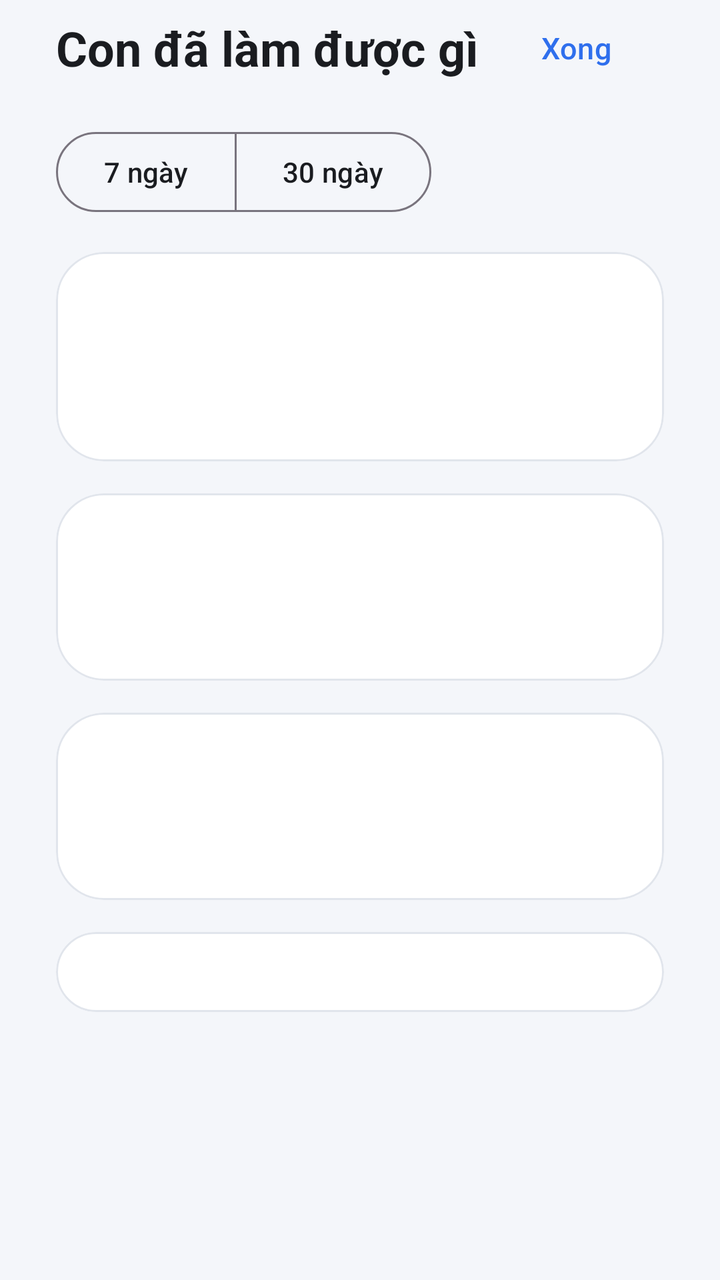
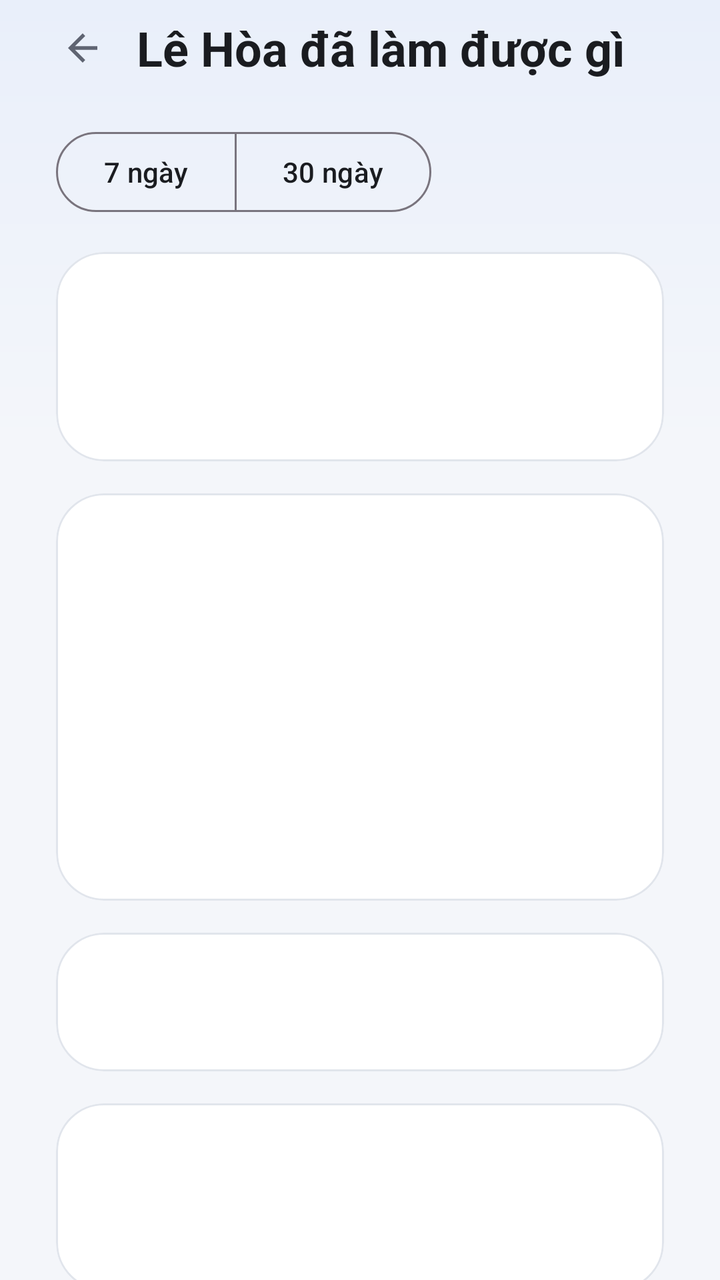

Screens rendered from an Android XML layout before and after an edit, with the pre-edit source and the edit as a unified diff.
<!-- AndroidManifest.xml: application theme Theme.HomeworkGate -->
<!-- res/layout/activity_tien_bo.xml -->
<?xml version="1.0" encoding="utf-8"?>
<androidx.constraintlayout.widget.ConstraintLayout
    xmlns:android="http://schemas.android.com/apk/res/android"
    xmlns:app="http://schemas.android.com/apk/res-auto"
    android:id="@+id/goc"
    android:layout_width="match_parent"
    android:layout_height="match_parent">

    <LinearLayout
        android:layout_width="0dp"
        android:layout_height="0dp"
        android:orientation="vertical"
        android:paddingHorizontal="28dp"
        app:layout_constraintBottom_toBottomOf="parent"
        app:layout_constraintEnd_toEndOf="parent"
        app:layout_constraintStart_toStartOf="parent"
        app:layout_constraintTop_toTopOf="parent"
        app:layout_constraintWidth_max="@dimen/st_be_rong_toi_da">

    <LinearLayout
        android:layout_width="match_parent"
        android:layout_height="wrap_content"
        android:gravity="center_vertical">

        <TextView
            android:layout_width="0dp"
            android:layout_height="wrap_content"
            android:layout_weight="1"
            android:text="@string/tien_bo_title"
            android:textColor="@color/ink"
            android:textSize="24sp"
            android:textStyle="bold" />

        <com.google.android.material.button.MaterialButton
            android:id="@+id/btn_done"
            style="@style/Widget.Material3.Button.TextButton"
            android:layout_width="wrap_content"
            android:layout_height="wrap_content"
            android:text="@string/ok"
            android:textSize="15sp" />
    </LinearLayout>

    
    <com.google.android.material.button.MaterialButtonToggleGroup
        android:id="@+id/nhom_khoang"
        android:layout_width="wrap_content"
        android:layout_height="wrap_content"
        android:layout_marginTop="14dp"
        app:selectionRequired="true"
        app:singleSelection="true"
        xmlns:app="http://schemas.android.com/apk/res-auto">

        <com.google.android.material.button.MaterialButton
            android:id="@+id/btn_tuan"
            style="@style/Widget.Material3.Button.OutlinedButton"
            android:layout_width="wrap_content"
            android:layout_height="wrap_content"
            android:text="@string/tien_bo_tuan" />

        <com.google.android.material.button.MaterialButton
            android:id="@+id/btn_thang"
            style="@style/Widget.Material3.Button.OutlinedButton"
            android:layout_width="wrap_content"
            android:layout_height="wrap_content"
            android:text="@string/tien_bo_thang" />
    </com.google.android.material.button.MaterialButtonToggleGroup>

    <ScrollView
        android:layout_width="match_parent"
        android:layout_height="0dp"
        android:layout_weight="1"
        android:layout_marginTop="16dp"
        android:scrollbars="none">

        <LinearLayout
            android:layout_width="match_parent"
            android:layout_height="wrap_content"
            android:orientation="vertical">

            <com.google.android.material.card.MaterialCardView
                style="@style/Card"
                android:layout_width="match_parent"
                android:layout_height="wrap_content">

                <LinearLayout
                    android:layout_width="match_parent"
                    android:layout_height="wrap_content"
                    android:orientation="vertical"
                    android:padding="20dp">

                    <TextView
                        android:id="@+id/txt_tong"
                        android:layout_width="match_parent"
                        android:layout_height="wrap_content"
                        android:textColor="@color/ok"
                        android:textSize="30sp"
                        android:textStyle="bold" />

                    <TextView
                        android:id="@+id/txt_phu"
                        style="@style/Text.Body"
                        android:layout_width="match_parent"
                        android:layout_height="wrap_content"
                        android:layout_marginTop="4dp"
                        android:textSize="15sp" />
                </LinearLayout>
            </com.google.android.material.card.MaterialCardView>

            
            <com.google.android.material.card.MaterialCardView
                android:id="@+id/the_go"
                style="@style/Card"
                android:layout_width="match_parent"
                android:layout_height="wrap_content"
                android:layout_marginTop="16dp">

                <LinearLayout
                    android:layout_width="match_parent"
                    android:layout_height="wrap_content"
                    android:orientation="vertical"
                    android:padding="20dp">

                    <TextView
                        android:id="@+id/txt_go"
                        android:layout_width="match_parent"
                        android:layout_height="wrap_content"
                        android:textColor="@color/brand"
                        android:textSize="22sp"
                        android:textStyle="bold" />

                    <TextView
                        android:id="@+id/txt_go_phu"
                        style="@style/Text.Body"
                        android:layout_width="match_parent"
                        android:layout_height="wrap_content"
                        android:layout_marginTop="4dp"
                        android:textSize="15sp" />
                </LinearLayout>
            </com.google.android.material.card.MaterialCardView>

            
            <com.google.android.material.card.MaterialCardView
                android:id="@+id/the_tu_biet"
                style="@style/Card"
                android:layout_width="match_parent"
                android:layout_height="wrap_content"
                android:layout_marginTop="16dp">

                <LinearLayout
                    android:layout_width="match_parent"
                    android:layout_height="wrap_content"
                    android:orientation="vertical"
                    android:padding="20dp">

                    <TextView
                        android:id="@+id/txt_tu_biet"
                        android:layout_width="match_parent"
                        android:layout_height="wrap_content"
                        android:textColor="@color/brand"
                        android:textSize="22sp"
                        android:textStyle="bold" />

                    <TextView
                        android:id="@+id/txt_tu_biet_phu"
                        style="@style/Text.Body"
                        android:layout_width="match_parent"
                        android:layout_height="wrap_content"
                        android:layout_marginTop="4dp"
                        android:textSize="15sp" />

                    <LinearLayout
                        android:id="@+id/box_tu_biet"
                        android:layout_width="match_parent"
                        android:layout_height="wrap_content"
                        android:orientation="vertical" />
                </LinearLayout>
            </com.google.android.material.card.MaterialCardView>

            <com.google.android.material.card.MaterialCardView
                android:id="@+id/the_mon"
                style="@style/Card"
                android:layout_width="match_parent"
                android:layout_height="wrap_content"
                android:layout_marginTop="16dp">

                <LinearLayout
                    android:id="@+id/box_mon"
                    android:layout_width="match_parent"
                    android:layout_height="wrap_content"
                    android:orientation="vertical"
                    android:padding="20dp" />
            </com.google.android.material.card.MaterialCardView>

            <TextView
                android:id="@+id/txt_trong"
                style="@style/Text.Body"
                android:layout_width="match_parent"
                android:layout_height="wrap_content"
                android:layout_marginTop="28dp"
                android:gravity="center"
                android:textSize="16sp"
                android:visibility="gone" />

            <TextView
                android:id="@+id/txt_chan"
                android:layout_width="match_parent"
                android:layout_height="wrap_content"
                android:layout_marginTop="18dp"
                android:textColor="@color/ink_soft"
                android:textSize="13sp" />
        </LinearLayout>
    </ScrollView>
</LinearLayout>
</androidx.constraintlayout.widget.ConstraintLayout>
<!-- resources referenced by this layout -->
<resources>
  <color name="brand">#2F6FED</color>
  <color name="ink">#1A1C20</color>
  <color name="ink_soft">#5F6472</color>
  <color name="ok">#1E8E3E</color>
  <dimen name="st_be_rong_toi_da">720dp</dimen>
  <string name="ok">Xong</string>
  <string name="tien_bo_thang">30 ngày</string>
  <string name="tien_bo_title">Con đã làm được gì</string>
  <string name="tien_bo_tuan">7 ngày</string>
  <style name="Card" parent="Widget.Material3.CardView.Elevated">
          
          <item name="cardBackgroundColor">@color/surface</item>
          <item name="cardCornerRadius">24dp</item>
          <item name="cardElevation">0dp</item>
          <item name="strokeWidth">1dp</item>
          <item name="strokeColor">@color/line</item>
      </style>
  <style name="Text.Body" parent="TextAppearance.Material3.BodyLarge">
          <item name="android:textColor">@color/ink_soft</item>
          <item name="android:textSize">17sp</item>
      </style>
  <style name="Theme.HomeworkGate" parent="Theme.Material3.Light.NoActionBar">
          <item name="colorPrimary">@color/brand</item>
          <item name="colorOnPrimary">#FFFFFF</item>
          <item name="colorPrimaryContainer">@color/brand_soft</item>
          <item name="colorOnPrimaryContainer">@color/brand_dark</item>
          <item name="android:colorBackground">@color/canvas</item>
          <item name="colorSurface">@color/surface</item>
          <item name="colorOnSurface">@color/ink</item>
          <item name="android:statusBarColor">@color/canvas</item>
          <item name="android:navigationBarColor">@color/canvas</item>
          <item name="android:windowLightStatusBar">true</item>
          <item name="android:windowLightNavigationBar">true</item>
      </style>
  <color name="surface">#FFFFFF</color>
  <color name="line">#E1E5EC</color>
  <color name="brand_soft">#E8F0FE</color>
  <color name="brand_dark">#1B4FC0</color>
  <color name="canvas">#F4F6FA</color>
</resources>

<!-- the commit's change to res/layout/activity_tien_bo.xml (unified diff, before → after) -->
@@ -4,7 +4,8 @@
     xmlns:app="http://schemas.android.com/apk/res-auto"
     android:id="@+id/goc"
     android:layout_width="match_parent"
-    android:layout_height="match_parent">
+    android:layout_height="match_parent"
+    android:background="@drawable/st_nen_man">
 
     <LinearLayout
         android:layout_width="0dp"
@@ -14,13 +15,25 @@
         app:layout_constraintBottom_toBottomOf="parent"
         app:layout_constraintEnd_toEndOf="parent"
         app:layout_constraintStart_toStartOf="parent"
-        app:layout_constraintTop_toTopOf="parent"
-        app:layout_constraintWidth_max="@dimen/st_be_rong_toi_da">
-
+        app:layout_constraintTop_toTopOf="parent">
+
+    
     <LinearLayout
         android:layout_width="match_parent"
         android:layout_height="wrap_content"
         android:gravity="center_vertical">
+
+        <com.google.android.material.button.MaterialButton
+            android:id="@+id/btn_done"
+            style="@style/Widget.Material3.Button.IconButton"
+            android:layout_width="48dp"
+            android:layout_height="48dp"
+            android:layout_marginStart="-12dp"
+            android:layout_marginEnd="4dp"
+            android:contentDescription="Quay lại"
+            app:icon="@drawable/st_ic_quay_lai"
+            app:iconSize="22dp"
+            app:iconTint="@color/ink_soft" />
 
         <TextView
             android:layout_width="0dp"
@@ -30,14 +43,6 @@
             android:textColor="@color/ink"
             android:textSize="24sp"
             android:textStyle="bold" />
-
-        <com.google.android.material.button.MaterialButton
-            android:id="@+id/btn_done"
-            style="@style/Widget.Material3.Button.TextButton"
-            android:layout_width="wrap_content"
-            android:layout_height="wrap_content"
-            android:text="@string/ok"
-            android:textSize="15sp" />
     </LinearLayout>
 
     
@@ -108,6 +113,40 @@
 
             
             <com.google.android.material.card.MaterialCardView
+                android:id="@+id/the_cot"
+                style="@style/Card"
+                android:layout_width="match_parent"
+                android:layout_height="wrap_content"
+                android:layout_marginTop="16dp">
+
+                <LinearLayout
+                    android:layout_width="match_parent"
+                    android:layout_height="wrap_content"
+                    android:orientation="vertical"
+                    android:padding="20dp">
+
+                    <TextView
+                        android:id="@+id/txt_cot_tieu_de"
+                        android:layout_width="match_parent"
+                        android:layout_height="wrap_content"
+                        android:textColor="@color/ink_soft"
+                        android:textSize="13sp"
+                        android:textStyle="bold"
+                        android:letterSpacing="0.08" />
+
+                    <LinearLayout
+                        android:id="@+id/box_cot"
+                        android:layout_width="match_parent"
+                        android:layout_height="132dp"
+                        android:layout_marginTop="14dp"
+                        android:baselineAligned="false"
+                        android:gravity="bottom"
+                        android:orientation="horizontal" />
+                </LinearLayout>
+            </com.google.android.material.card.MaterialCardView>
+
+            
+            <com.google.android.material.card.MaterialCardView
                 android:id="@+id/the_go"
                 style="@style/Card"
                 android:layout_width="match_parent"
@@ -127,14 +166,6 @@
                         android:textColor="@color/brand"
                         android:textSize="22sp"
                         android:textStyle="bold" />
-
-                    <TextView
-                        android:id="@+id/txt_go_phu"
-                        style="@style/Text.Body"
-                        android:layout_width="match_parent"
-                        android:layout_height="wrap_content"
-                        android:layout_marginTop="4dp"
-                        android:textSize="15sp" />
                 </LinearLayout>
             </com.google.android.material.card.MaterialCardView>
 
@@ -176,6 +207,55 @@
                 </LinearLayout>
             </com.google.android.material.card.MaterialCardView>
 
+            
+            <com.google.android.material.card.MaterialCardView
+                android:id="@+id/the_vap"
+                style="@style/Card"
+                android:layout_width="match_parent"
+                android:layout_height="wrap_content"
+                android:layout_marginTop="16dp">
+
+                <LinearLayout
+                    android:layout_width="match_parent"
+                    android:layout_height="wrap_content"
+                    android:orientation="vertical"
+                    android:padding="20dp">
+
+                    <TextView
+                        android:id="@+id/txt_vap_nhan"
+                        android:layout_width="match_parent"
+                        android:layout_height="wrap_content"
+                        android:textColor="@color/ink_soft"
+                        android:textSize="13sp"
+                        android:textStyle="bold"
+                        android:letterSpacing="0.08" />
+
+                    <TextView
+                        android:id="@+id/txt_vap"
+                        android:layout_width="match_parent"
+                        android:layout_height="wrap_content"
+                        android:layout_marginTop="10dp"
+                        android:textColor="@color/ink"
+                        android:textSize="20sp"
+                        android:textStyle="bold" />
+
+                    <TextView
+                        android:id="@+id/txt_vap_phu"
+                        style="@style/Text.Body"
+                        android:layout_width="match_parent"
+                        android:layout_height="wrap_content"
+                        android:layout_marginTop="6dp"
+                        android:textSize="15sp" />
+
+                    <com.google.android.material.button.MaterialButton
+                        android:id="@+id/btn_luyen"
+                        style="@style/Widget.Material3.Button.TonalButton"
+                        android:layout_width="wrap_content"
+                        android:layout_height="wrap_content"
+                        android:layout_marginTop="14dp" />
+                </LinearLayout>
+            </com.google.android.material.card.MaterialCardView>
+
             <com.google.android.material.card.MaterialCardView
                 android:id="@+id/the_mon"
                 style="@style/Card"
@@ -191,15 +271,32 @@
                     android:padding="20dp" />
             </com.google.android.material.card.MaterialCardView>
 
-            <TextView
-                android:id="@+id/txt_trong"
-                style="@style/Text.Body"
-                android:layout_width="match_parent"
-                android:layout_height="wrap_content"
-                android:layout_marginTop="28dp"
+            <LinearLayout
+                android:id="@+id/khung_trong"
+                android:layout_width="match_parent"
+                android:layout_height="wrap_content"
+                android:layout_marginTop="40dp"
                 android:gravity="center"
-                android:textSize="16sp"
-                android:visibility="gone" />
+                android:orientation="vertical"
+                android:visibility="gone">
+
+                <ImageView
+                    android:layout_width="96dp"
+                    android:layout_height="96dp"
+                    android:alpha="0.35"
+                    android:contentDescription="@null"
+                    android:src="@drawable/st_ic_trong"
+                    app:tint="@color/ink_soft" />
+
+                <TextView
+                    android:id="@+id/txt_trong"
+                    style="@style/Text.Body"
+                    android:layout_width="match_parent"
+                    android:layout_height="wrap_content"
+                    android:layout_marginTop="16dp"
+                    android:gravity="center"
+                    android:textSize="16sp" />
+            </LinearLayout>
 
             <TextView
                 android:id="@+id/txt_chan"
<!-- resource entries referenced after the edit -->
@@ -4,10 +4,40 @@
   <color name="ink">#1A1C20</color>
   <color name="ink_soft">#5F6472</color>
   <color name="ok">#1E8E3E</color>
-  <dimen name="st_be_rong_toi_da">720dp</dimen>
-  <string name="ok">Xong</string>
+  <!-- drawable st_ic_quay_lai (drawable) -->
+  <vector xmlns:android="http://schemas.android.com/apk/res/android"
+      android:width="24dp" android:height="24dp"
+      android:viewportWidth="24" android:viewportHeight="24"
+      android:autoMirrored="true">
+      <path android:fillColor="#FFFFFF"
+          android:pathData="M20,11H7.83l5.59,-5.59L12,4l-8,8 8,8 1.41,-1.41L7.83,13H20v-2z" />
+  </vector>
+  <!-- drawable st_ic_trong (drawable) -->
+  <?xml version="1.0" encoding="utf-8"?>
+  <vector xmlns:android="http://schemas.android.com/apk/res/android"
+      android:width="96dp"
+      android:height="96dp"
+      android:viewportWidth="24"
+      android:viewportHeight="24">
+      <path
+          android:fillColor="#FFFFFF"
+          android:fillType="evenOdd"
+          android:pathData="M5.4,2.4h9.1l5.1,5.1v14.1h-14.2z M7.4,4.4v15.2h10.2v-11h-4.3v-4.2z M9.4,11.4h6.2v1.7h-6.2z M9.4,14.8h6.2v1.7h-6.2z" />
+  </vector>
+  <!-- drawable st_nen_man (drawable) -->
+  <?xml version="1.0" encoding="utf-8"?>
+  <shape xmlns:android="http://schemas.android.com/apk/res/android"
+      android:shape="rectangle">
+      <gradient
+          android:angle="270"
+          android:centerColor="@color/canvas"
+          android:centerY="0.35"
+          android:endColor="@color/canvas"
+          android:startColor="#E9EFFA"
+          android:type="linear" />
+  </shape>
   <string name="tien_bo_thang">30 ngày</string>
-  <string name="tien_bo_title">Con đã làm được gì</string>
+  <string name="tien_bo_title">Lê Hòa đã làm được gì</string>
   <string name="tien_bo_tuan">7 ngày</string>
   <style name="Card" parent="Widget.Material3.CardView.Elevated">
           
